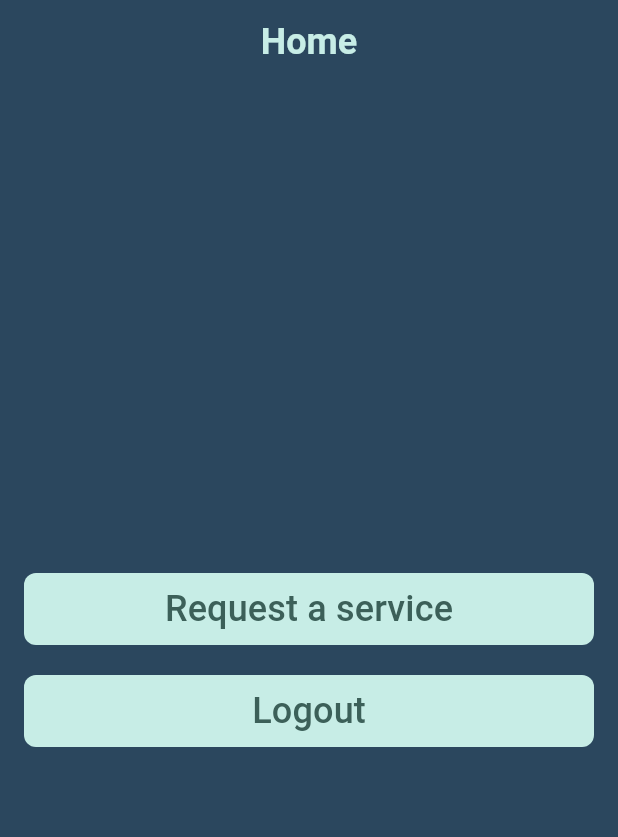
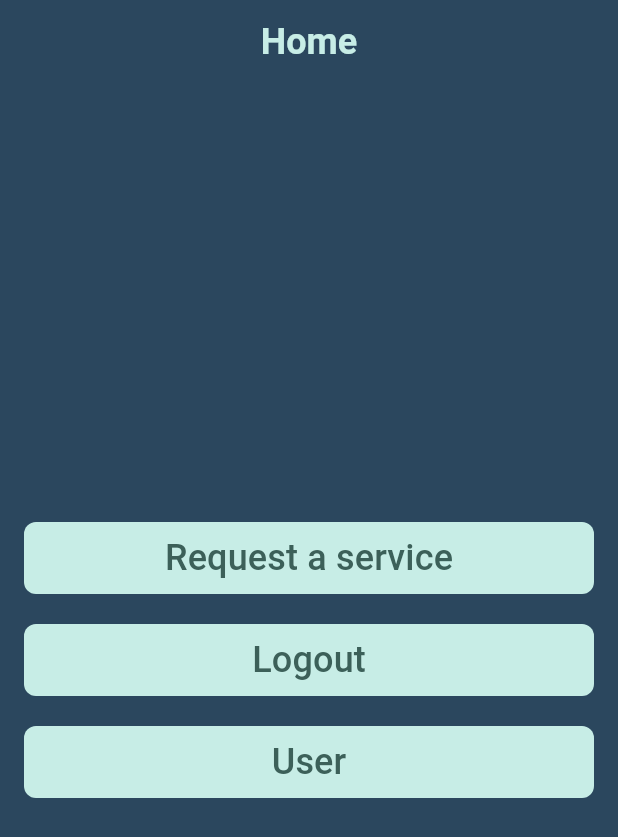
Before and after one commit to Peter-Awod/Maintenance-App, a Flutter app: the HomeWidget screen opened directly, on a phone screen of 412 x 824 dp. Shown: the top 837 px of the screen. Run offline on Flutter 3.47's test engine with Material 3 defaults, Android fonts, the phone set to English and light mode, and no system bars; our stand-ins replace bloc, cloud_firestore, conditional_builder_null_safety, firebase_auth, firebase_core, flutter_bloc and 3 more; accounts and stored records are empty.

Commit message:
update maintenance cubit

```diff
--- a/lib/widgets/home.dart
+++ b/lib/widgets/home.dart
@@ -1,16 +1,25 @@
+import 'package:conditional_builder_null_safety/conditional_builder_null_safety.dart';
 import 'package:firebase_auth/firebase_auth.dart';
 import 'package:flutter/material.dart';
+import 'package:flutter_bloc/flutter_bloc.dart';
+import 'package:maintenance_app/cubit/user_info_cubit/user_info_cubit.dart';
+import 'package:maintenance_app/cubit/user_info_cubit/user_info_states.dart';
 import 'package:maintenance_app/shared/constants.dart';
 import 'package:maintenance_app/widgets/login/login.dart';
 import 'package:maintenance_app/widgets/maintenance_form.dart';
 
 import '../shared/custom_widgets/custom_material_button.dart';
+import '../shared/custom_widgets/shimmer_view_builder.dart';
 
 class HomeWidget extends StatelessWidget {
   const HomeWidget({super.key});
 
   @override
   Widget build(BuildContext context) {
+    return BlocConsumer<UserInfoCubit, UserInfoStates>(
+      listener: (context, state) {},
+      builder: (context, state) {
+        var user = UserInfoCubit.get(context).userModel;
         return Scaffold(
           backgroundColor: kPrimaryColor,
           appBar: AppBar(
@@ -26,7 +35,9 @@ class HomeWidget extends StatelessWidget {
               ),
             ),
           ),
-      body: Padding(
+          body: ConditionalBuilder(
+            condition: state is GetUserSuccessState,
+            builder: (context) => Padding(
               padding: const EdgeInsets.all(16.0),
               child: Column(
                 mainAxisAlignment: MainAxisAlignment.center,
@@ -48,8 +59,8 @@ class HomeWidget extends StatelessWidget {
                   ),
                   // Logout
                   CustomMaterialButton(
-              onPressed: () async {
-                await FirebaseAuth.instance.signOut();
+                    onPressed: () {
+                      FirebaseAuth.instance.signOut().then((value) {
                         Navigator.pushAndRemoveUntil(
                           context,
                           MaterialPageRoute(
@@ -57,12 +68,28 @@ class HomeWidget extends StatelessWidget {
                           ),
                           (route) => false,
                         );
+                      });
                     },
                     buttonName: 'Logout',
                   ),
+                  const SizedBox(
+                    height: 20,
+                  ),
+                  if (user!.isAdmin == true)
+                    CustomMaterialButton(onPressed: () {}, buttonName: 'Admin'),
+                  if (user.isAdmin == true)
+                    const SizedBox(
+                      height: 20,
+                    ),
+                  if (user.isAdmin == false)
+                    CustomMaterialButton(onPressed: () {}, buttonName: 'User'),
                 ],
               ),
             ),
+            fallback: (context) => const ShimmerViewBuilder(),
+          ),
+        );
+      },
     );
   }
 }
--- a/lib/widgets/maintenance_form.dart
+++ b/lib/widgets/maintenance_form.dart
@@ -1,7 +1,8 @@
 import 'package:flutter/material.dart';
 import 'package:flutter_bloc/flutter_bloc.dart';
-import 'package:maintenance_app/cubit/submit_maintenance_form_cubit.dart';
-import 'package:maintenance_app/cubit/submit_maintenance_form_states.dart';
+import 'package:maintenance_app/cubit/submit_maintenance_form_cubit/submit_maintenance_form_cubit.dart';
+import 'package:maintenance_app/cubit/submit_maintenance_form_cubit/submit_maintenance_form_states.dart';
+import 'package:maintenance_app/cubit/user_info_cubit/user_info_cubit.dart';
 import 'package:maintenance_app/models/form_model.dart';
 import 'package:maintenance_app/shared/custom_widgets/custom_material_button.dart';
 import 'package:maintenance_app/shared/custom_widgets/snack_bar.dart';
@@ -49,6 +50,7 @@ class _MaintenanceFormState extends State<MaintenanceForm> {
           if (state is SubmitFormSuccessState) {
             showSnackBar(
                 context: context, message: 'Form submitted successfully');
+            BlocProvider.of<UserInfoCubit>(context).getUserInfo();
             Navigator.pop(context);
           }
         },
--- a/lib/widgets/register/register_cubit/register_cubit.dart
+++ b/lib/widgets/register/register_cubit/register_cubit.dart
@@ -30,6 +30,7 @@ class RegisterCubit extends Cubit<RegisterStates> {
         email: email,
         userId: value.user!.uid,
         isAdmin: false,
+        isRequested: false,
       );
       createUser(userModel: userModel);
     }).catchError((error) {
```
Also changed, not shown: lib/cubit/submit_maintenance_form_cubit/submit_maintenance_form_cubit.dart (renamed from lib/cubit/submit_maintenance_form_cubit.dart, +17 -1 lines), lib/cubit/submit_maintenance_form_cubit/submit_maintenance_form_states.dart (added, +21 -0 lines), lib/cubit/submit_maintenance_form_states.dart (deleted, +0 -13 lines), lib/main.dart (+13 -4 lines), lib/widgets/login/login.dart (+10 -8 lines). Lines whose indentation alone changed are shown as unchanged.
